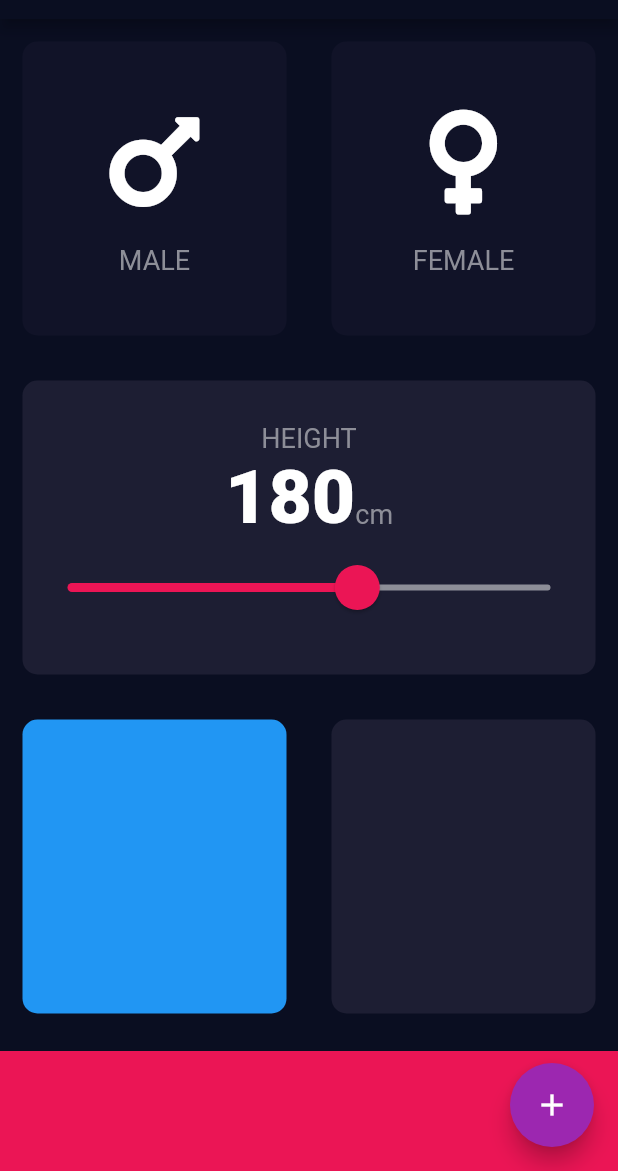
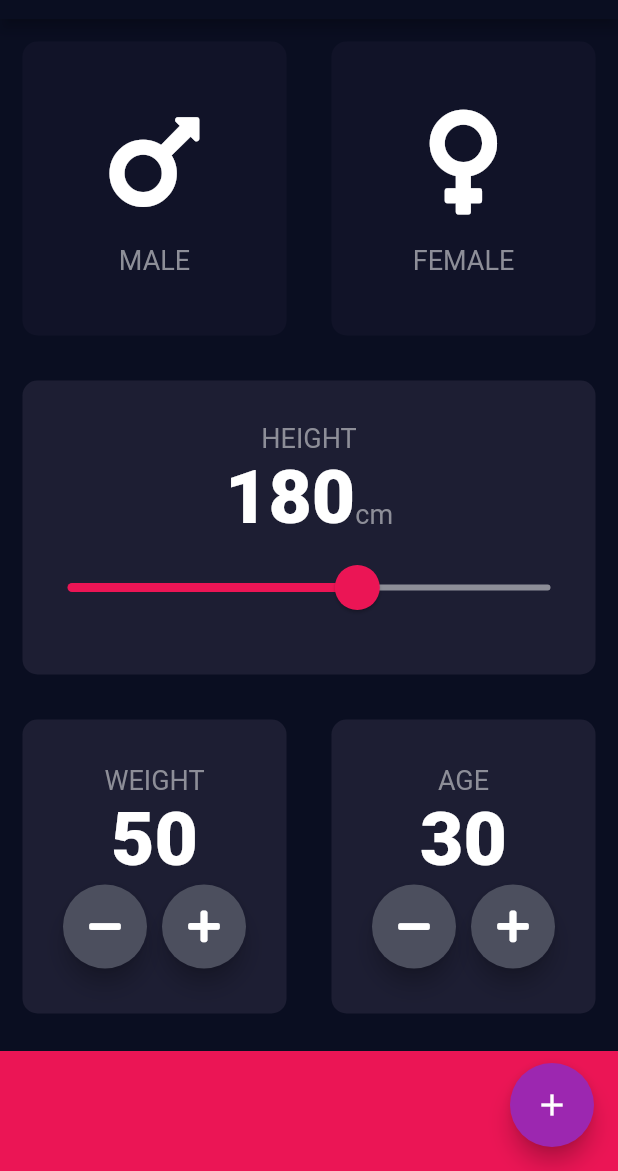
Before and after one commit to byungkyu-ju/bmi_calculator, a Flutter app: the screen it shows after launch, on a phone screen of 412 x 824 dp, the part 65-1236 px from its top. Run offline on Flutter 3.47's test engine with Material 2 defaults, Android fonts, the phone set to English and light mode, and no system bars; our stand-ins replace font_awesome_flutter.

Commit message:
feat: weight, age widget

```diff
--- a/lib/input_page.dart
+++ b/lib/input_page.dart
@@ -15,6 +15,8 @@ class InputPage extends StatefulWidget {
 class _InputPageState extends State<InputPage> {
   Gender selectedGender;
   int height = 180;
+  int weight = 50;
+  int age = 30;
 
   @override
   Widget build(BuildContext context) {
@@ -91,8 +93,10 @@ class _InputPageState extends State<InputPage> {
                         activeTrackColor: Colors.white,
                         thumbColor: Color(0xFFEB155),
                         overlayColor: Color(0x29EB155),
-                        thumbShape: RoundSliderThumbShape(enabledThumbRadius: 15.0),
-                        overlayShape: RoundSliderOverlayShape(overlayRadius: 30.0),
+                        thumbShape:
+                            RoundSliderThumbShape(enabledThumbRadius: 15.0),
+                        overlayShape:
+                            RoundSliderOverlayShape(overlayRadius: 30.0),
                       ),
                       child: Slider(
                         value: height.toDouble(),
@@ -115,12 +119,81 @@ class _InputPageState extends State<InputPage> {
             children: <Widget>[
               Expanded(
                 child: ReusableCard(
-                  customColor: Colors.blue,
+                  customColor: kActiveCardCustomColor,
+                  cardChild: Column(
+                    mainAxisAlignment: MainAxisAlignment.center,
+                    children: <Widget>[
+                      Text(
+                        'WEIGHT',
+                        style: kLabelTextStyle,
+                      ),
+                      Text(
+                        weight.toString(),
+                        style: kNumberTextStyle,
+                      ),
+                      Row(
+                        mainAxisAlignment: MainAxisAlignment.center,
+                        children: <Widget>[
+                          RoundIconButton(
+                              icon: FontAwesomeIcons.minus,
+                              onPressed: () {
+                                setState(() {
+                                  weight--;
+                                });
+                              }),
+                          SizedBox(
+                            width: 10.0,
+                          ),
+                          RoundIconButton(
+                            icon: FontAwesomeIcons.plus,
+                            onPressed: () {
+                              setState(() {
+                                weight++;
+                              });
+                            },
+                          ),
+                        ],
+                      ),
+                    ],
+                  ),
                 ),
               ),
               Expanded(
                 child: ReusableCard(
                   customColor: kActiveCardCustomColor,
+                  cardChild: Column(
+                    mainAxisAlignment: MainAxisAlignment.center,
+                    children: <Widget>[
+                      Text(
+                        'AGE',
+                        style: kLabelTextStyle,
+                      ),
+                      Text(
+                        age.toString(),
+                        style: kNumberTextStyle,
+                      ),
+                      Row(
+                        mainAxisAlignment: MainAxisAlignment.center,
+                        children: <Widget>[
+                          RoundIconButton(icon: FontAwesomeIcons.minus,
+                              onPressed: (){
+                                setState(() {
+                                  age--;
+                                });
+                              }),
+                          SizedBox(
+                            width: 10.0,
+                          ),
+                          RoundIconButton(icon: FontAwesomeIcons.plus,
+                              onPressed: (){
+                                setState(() {
+                                  age++;
+                                });
+                              }),
+                        ],
+                      )
+                    ],
+                  ),
                 ),
               ),
             ],
@@ -136,9 +209,32 @@ class _InputPageState extends State<InputPage> {
       floatingActionButton: Theme(
         data: ThemeData(accentColor: Colors.purple),
         child: FloatingActionButton(
+          onPressed: () {},
           child: Icon(Icons.add),
         ),
       ),
     );
   }
 }
+
+class RoundIconButton extends StatelessWidget {
+  RoundIconButton({@required this.icon, @required this.onPressed});
+
+  final IconData icon;
+  final Function onPressed;
+
+  @override
+  Widget build(BuildContext context) {
+    return RawMaterialButton(
+      child: Icon(icon),
+      elevation: 6.0,
+      constraints: BoxConstraints.tightFor(
+        width: 56.0,
+        height: 56.0,
+      ),
+      shape: CircleBorder(),
+      fillColor: Color(0xFF4C4F5E),
+      onPressed: onPressed,
+    );
+  }
+}
```
